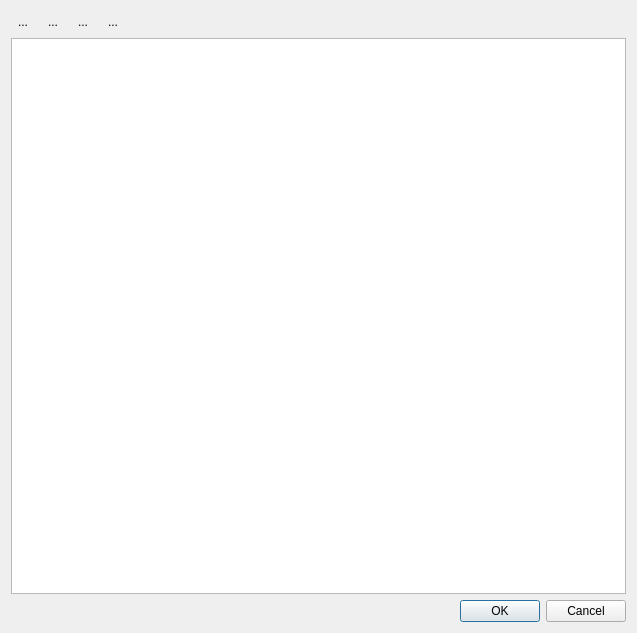
This is Viewer/src/ServerDialog.ui in ecmwf/ecflow as Qt 5 draws it before an edit. The edited form follows.
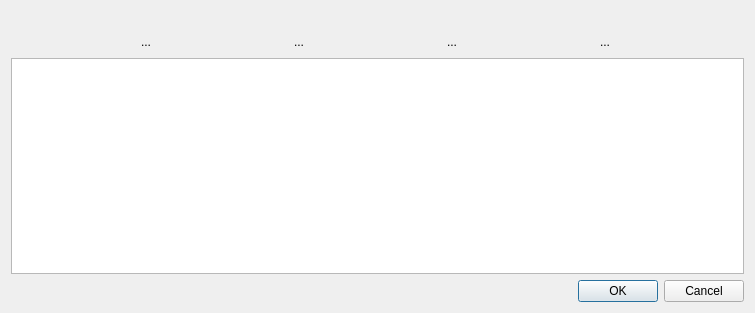
This is the edited form. Icons and pictures are not drawn.

Diff of the .ui file:
```diff
--- a/Viewer/src/ServerDialog.ui
+++ b/Viewer/src/ServerDialog.ui
@@ -6,14 +6,27 @@
    <rect>
     <x>0</x>
     <y>0</y>
-    <width>637</width>
-    <height>633</height>
+    <width>755</width>
+    <height>313</height>
    </rect>
   </property>
   <property name="windowTitle">
    <string>Select servers</string>
   </property>
   <layout class="QVBoxLayout" name="verticalLayout_2">
+   <item>
+    <spacer name="horizontalSpacer">
+     <property name="orientation">
+      <enum>Qt::Horizontal</enum>
+     </property>
+     <property name="sizeHint" stdset="0">
+      <size>
+       <width>40</width>
+       <height>20</height>
+      </size>
+     </property>
+    </spacer>
+   </item>
    <item>
     <layout class="QVBoxLayout" name="verticalLayout">
      <item>
@@ -86,23 +99,16 @@
          </property>
         </widget>
        </item>
-       <item>
-        <spacer name="horizontalSpacer">
-         <property name="orientation">
-          <enum>Qt::Horizontal</enum>
-         </property>
-         <property name="sizeHint" stdset="0">
-          <size>
-           <width>40</width>
-           <height>20</height>
-          </size>
-         </property>
-        </spacer>
-       </item>
       </layout>
      </item>
      <item>
       <widget class="QTreeView" name="serverView">
+       <property name="sizePolicy">
+        <sizepolicy hsizetype="Preferred" vsizetype="Expanding">
+         <horstretch>0</horstretch>
+         <verstretch>0</verstretch>
+        </sizepolicy>
+       </property>
        <property name="rootIsDecorated">
         <bool>false</bool>
        </property>
```
Left out of the diff: 8 changed lines with no effect on the pictures.
